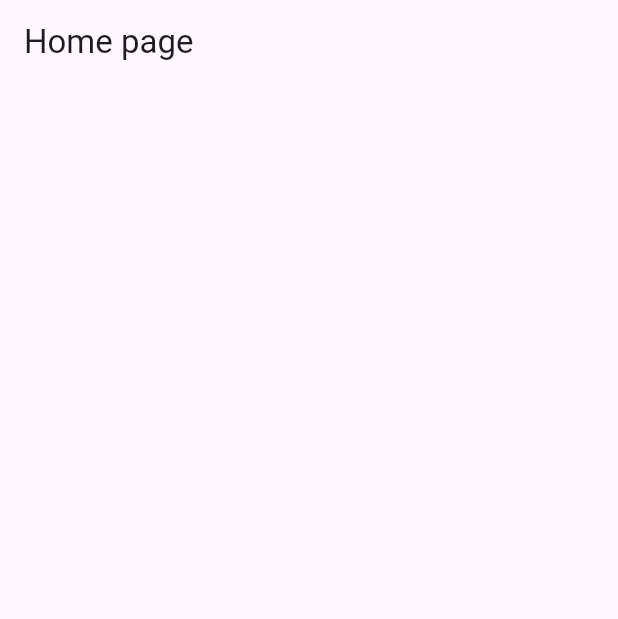
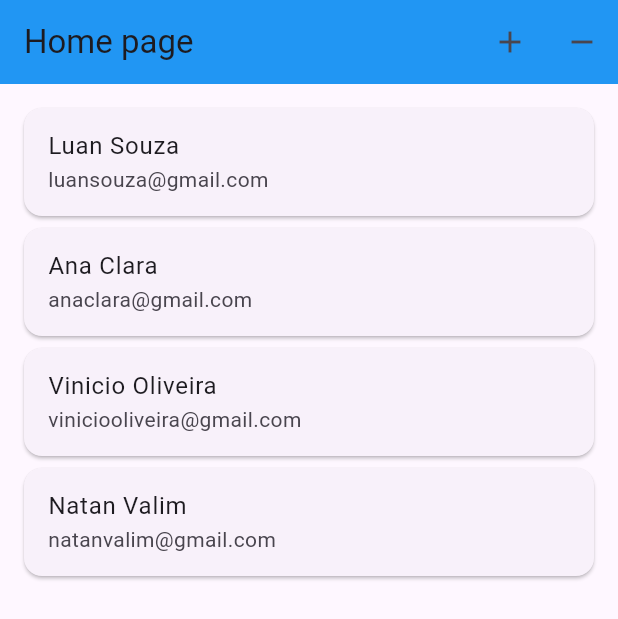
Before and after one commit to VinicioSantosOliveira/learn_bloc, a Flutter app: the screen it shows after launch, on a phone screen of 412 x 824 dp. Shown: the top 619 px of the screen. Run offline on Flutter 3.47's test engine with Material 3 defaults, Android fonts, the phone set to English and light mode, and no system bars; our stand-ins replace bloc, equatable, flutter_bloc.

Commit message:
add client

```diff
--- a/lib/app/modules/client/client_event.dart
+++ b/lib/app/modules/client/client_event.dart
@@ -1,6 +1,10 @@
+import 'package:equatable/equatable.dart';
 import 'package:learn_bloc/app/models/client_model.dart';
 
-abstract class ClientEvent {}
+abstract class ClientEvent extends Equatable {
+  @override
+  List<Object?> get props => [];
+}
 
 class LoadClientEvent extends ClientEvent {}
 
--- a/lib/app/pages/home_page.dart
+++ b/lib/app/pages/home_page.dart
@@ -1,15 +1,73 @@
 import 'package:flutter/material.dart';
+import 'package:flutter_bloc/flutter_bloc.dart';
+import 'package:learn_bloc/app/models/client_model.dart';
+import 'package:learn_bloc/app/modules/client/client_state.dart';
+
+import '../modules/client/client_bloc.dart';
+import '../modules/client/client_event.dart';
 
 class HomePage extends StatelessWidget {
   const HomePage({super.key});
 
   @override
   Widget build(BuildContext context) {
+    final clientBloc = ClientBloc()..add(LoadClientEvent());
+
     return Scaffold(
       appBar: AppBar(
         title: const Text('Home page'),
+        backgroundColor: Colors.blue,
+        actions: [
+          IconButton(
+            onPressed: () {
+              Navigator.of(context).pushNamed('/clientForm');
+            },
+            icon: const Icon(Icons.add),
+          ),
+          IconButton(
+            onPressed: () {},
+            icon: const Icon(Icons.remove),
+          ),
+        ],
       ),
-      body: Container(),
+      body: BlocBuilder(
+          bloc: clientBloc,
+          builder: (context, state) {
+            if (state is ClientLoadingState) {
+              return const Center(
+                child: CircularProgressIndicator(),
+              );
+            }
+            if (state is ClientErrorState) {
+              final String message = state.message;
+
+              return Center(
+                child: Text(message),
+              );
+            }
+            if (state is ClientSucessState) {
+              List<ClientModel> clients = state.clients;
+
+              return Padding(
+                padding: const EdgeInsets.all(12.0),
+                child: SizedBox(
+                  height: 800,
+                  child: ListView.builder(
+                    itemCount: clients.length,
+                    itemBuilder: (context, index) {
+                      return Card(
+                        child: ListTile(
+                          title: Text(clients[index].name),
+                          subtitle: Text(clients[index].email),
+                        ),
+                      );
+                    },
+                  ),
+                ),
+              );
+            }
+            return Container();
+          }),
     );
   }
 }
--- a/lib/app/repositories/client_repository.dart
+++ b/lib/app/repositories/client_repository.dart
@@ -3,13 +3,16 @@ import 'package:learn_bloc/app/models/client_model.dart';
 class ClientRepository {
   final List<ClientModel> _clients = [];
 
-  List<ClientModel> loadClients() {
+  Future<List<ClientModel>> loadClients() async {
     _clients.addAll([
       ClientModel(name: 'Luan Souza', email: 'luansouza@gmail.com'),
       ClientModel(name: 'Ana Clara', email: 'anaclara@gmail.com'),
       ClientModel(name: 'Vinicio Oliveira', email: 'viniciooliveira@gmail.com'),
       ClientModel(name: 'Natan Valim', email: 'natanvalim@gmail.com'),
     ]);
+
+    await Future.delayed(const Duration(seconds: 2));
+
     return _clients;
   }
 
@@ -19,6 +22,5 @@ class ClientRepository {
 
   void removeClient(ClientModel client) {
     _clients.remove(client);
-
   }
 }
--- a/lib/app/widgets/my_app_widget.dart
+++ b/lib/app/widgets/my_app_widget.dart
@@ -1,4 +1,5 @@
 import 'package:flutter/material.dart';
+import 'package:learn_bloc/app/pages/client_form_page.dart';
 import 'package:learn_bloc/app/pages/home_page.dart';
 
 class MyApp extends StatelessWidget {
@@ -12,7 +13,10 @@ class MyApp extends StatelessWidget {
         colorScheme: ColorScheme.fromSeed(seedColor: Colors.deepPurple),
         useMaterial3: true,
       ),
-      home: const HomePage(),
+      routes: {
+        '/':(context) => const HomePage(),
+        '/clientForm':(context) => ClientFormPage(),
+      },
     );
   }
 }
```
Also changed, not shown: lib/app/modules/client/client_bloc.dart (+6 -6 lines), lib/app/pages/client_form_page.dart (added, +47 -0 lines).
